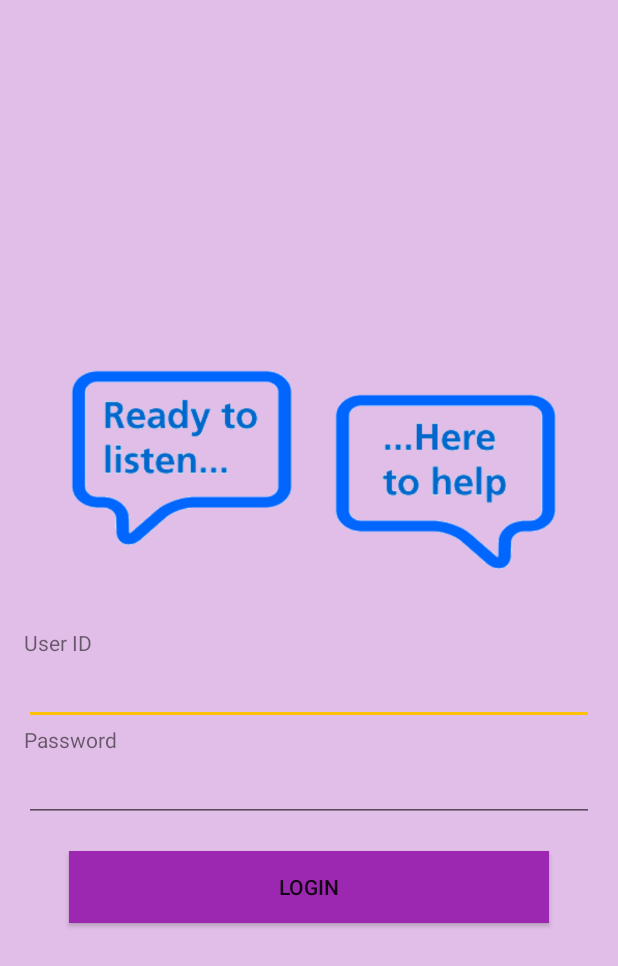
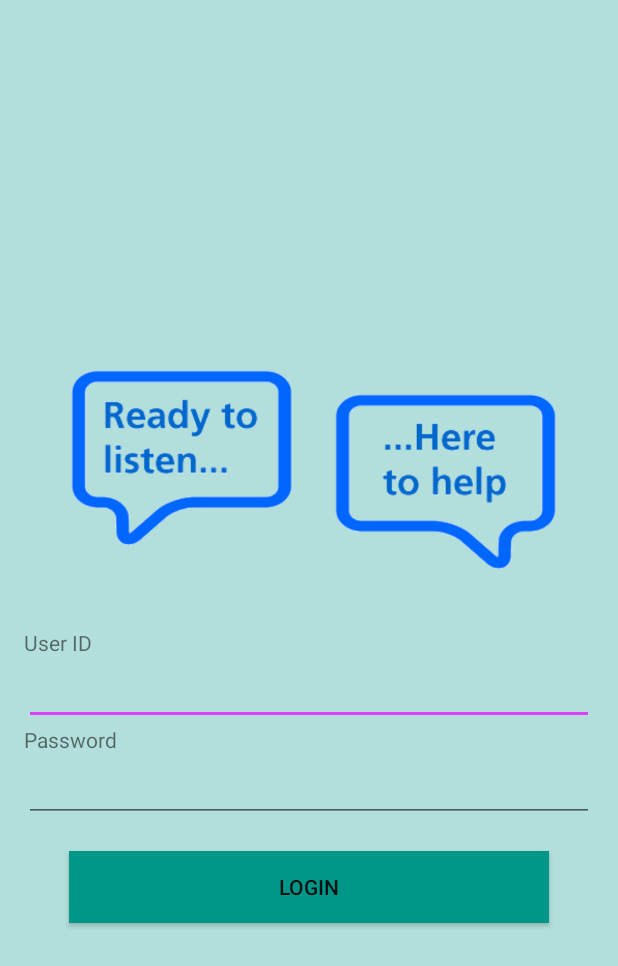
Before and after one commit to akshittyagi/Complaints-IITD, an Android app: the screen it shows after launch (Activity_Login), on a phone screen of 412 x 824 dp. Shown: the top 966 px of the screen. Run offline under Robolectric (Android 15) with nearby library versions, the phone set to English and light mode, and no system bars; our stand-ins replace Volley.

Commit message:
colors updated

```diff
--- a/app/src/main/res/values/colors.xml
+++ b/app/src/main/res/values/colors.xml
@@ -1,10 +1,9 @@
 <?xml version="1.0" encoding="utf-8"?>
 <resources>
-
-    <color name="colorPrimary">#9C27B0</color>
-    <color name="colorPrimaryDark">#7B1FA2</color>
-    <color name="colorAccent">#FFC107</color>
-    <color name="colorPrimaryLight">#E1BEE7</color>
+    <color name="colorPrimary">#009688</color>
+    <color name="colorPrimaryDark">#00796B</color>
+    <color name="colorPrimaryLight">#B2DFDB</color>
+    <color name="colorAccent">#E040FB</color>
     <color name="colorPrimaryText">#212121</color>
     <color name="colorSecondaryText">#727272</color>
     <color name="colorIcons">#FFFFFF</color>
```
